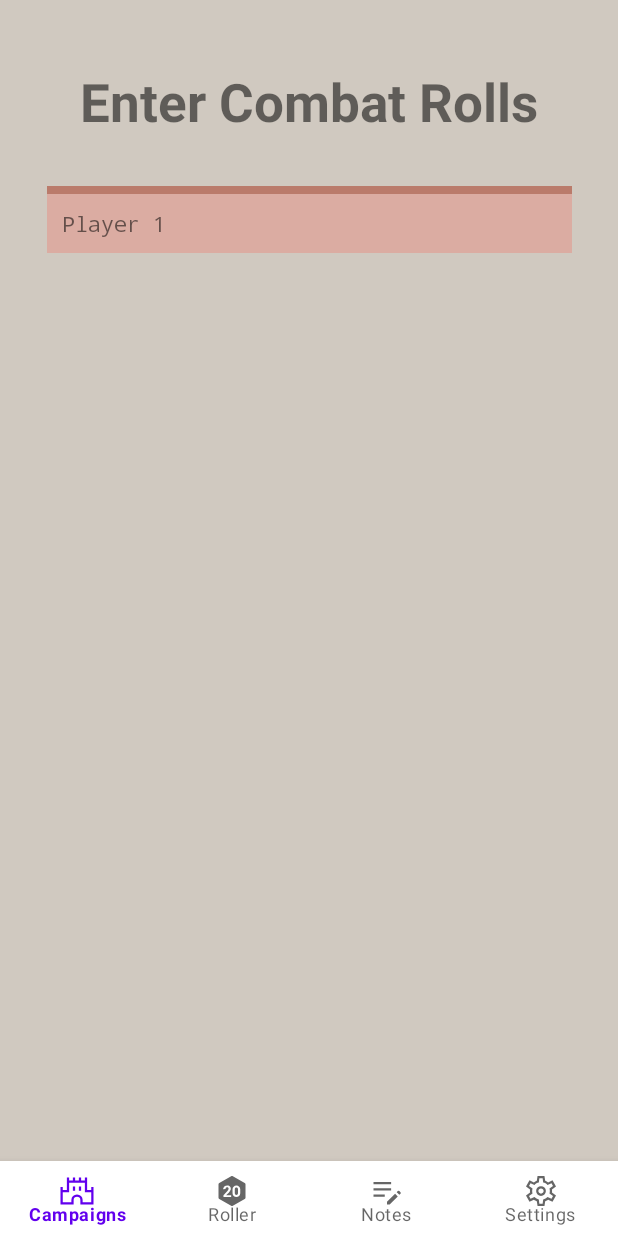
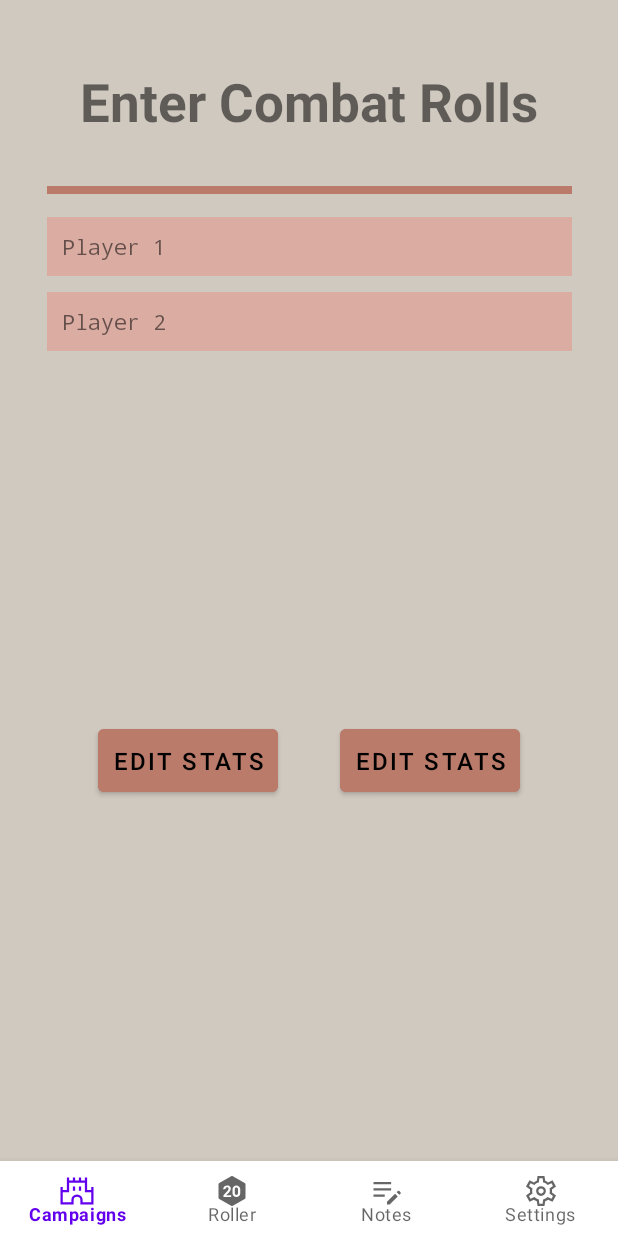
Before and after one commit to SCCapstone/BoredBards, an Android app: the layout roll_initative.xml on its own in the app's theme, with its tools: preview values and no code run, on a phone screen of 412 x 824 dp. Run offline under Robolectric (Android 15) with nearby library versions, the phone set to English and light mode, and no system bars.

Commit message:
added buttons

```diff
--- a/app/src/main/java/com/example/bored_bard/UI_files/initative_activity.java
+++ b/app/src/main/java/com/example/bored_bard/UI_files/initative_activity.java
@@ -1,4 +1,5 @@
 package com.example.bored_bard.UI_files;
 
 public class initative_activity {
+
 }
--- a/app/src/main/res/layout/roll_initative.xml
+++ b/app/src/main/res/layout/roll_initative.xml
@@ -78,10 +78,12 @@
         app:layout_constraintTop_toBottomOf="@id/header_title" />
 
     <LinearLayout
+        android:id="@+id/linearLayout"
         android:layout_width="350dp"
         android:layout_height="wrap_content"
+        android:layout_margin="10dp"
+        android:gravity="top"
         android:orientation="vertical"
-        android:gravity="top"
         app:layout_constraintEnd_toStartOf="@+id/guideline_right"
         app:layout_constraintStart_toStartOf="@+id/guideline_left"
         app:layout_constraintTop_toBottomOf="@+id/topDivider">
@@ -90,15 +92,58 @@
         <TextView
             android:layout_width="match_parent"
             android:layout_height="wrap_content"
+            android:layout_marginTop="5dp"
+            android:layout_marginBottom="5dp"
             android:background="@color/blushPink"
             android:fontFamily="monospace"
             android:padding="10dp"
-
             android:text="Player 1"
             android:textAlignment="inherit" />
 
+        <TextView
+            android:layout_width="match_parent"
+            android:layout_height="wrap_content"
+            android:layout_marginTop="5dp"
+            android:layout_marginBottom="5dp"
+            android:background="@color/blushPink"
+            android:fontFamily="monospace"
+            android:padding="10dp"
+            android:text="Player 2"
+            android:textAlignment="inherit" />
 
     </LinearLayout>
 
+    <!--Edit Stats Button-->
+    <Button
+        android:id="@+id/editStats"
+        android:layout_width="wrap_content"
+        android:layout_height="wrap_content"
+        android:backgroundTint="@color/darkblushPink"
+        android:text="@string/edit_stats"
+        android:textColor="@color/black"
+        android:textSize="16sp"
+        android:padding="10dp"
+        app:layout_constraintBottom_toTopOf="@+id/bottom_nav"
+        app:layout_constraintEnd_toStartOf="@id/beginCombat"
+        app:layout_constraintStart_toStartOf="@+id/guideline_left"
+        app:layout_constraintTop_toBottomOf="@+id/linearLayout"
+        tools:ignore="TextContrastCheck" />
+
+    <!--Begin Button, constraint to edit stats button-->
+    <Button
+        android:id="@+id/beginCombat"
+        android:layout_width="wrap_content"
+        android:layout_height="wrap_content"
+        android:backgroundTint="@color/darkblushPink"
+        android:padding="10dp"
+        android:text="@string/edit_stats"
+        android:textColor="@color/black"
+        android:textSize="16sp"
+        app:layout_constraintBottom_toTopOf="@+id/guideline_footer"
+        app:layout_constraintEnd_toEndOf="@id/guideline_right"
+
+        app:layout_constraintStart_toEndOf="@+id/editStats"
+        app:layout_constraintTop_toBottomOf="@+id/linearLayout"
+        tools:ignore="TextContrastCheck" />
 
 </androidx.constraintlayout.widget.ConstraintLayout>
```
